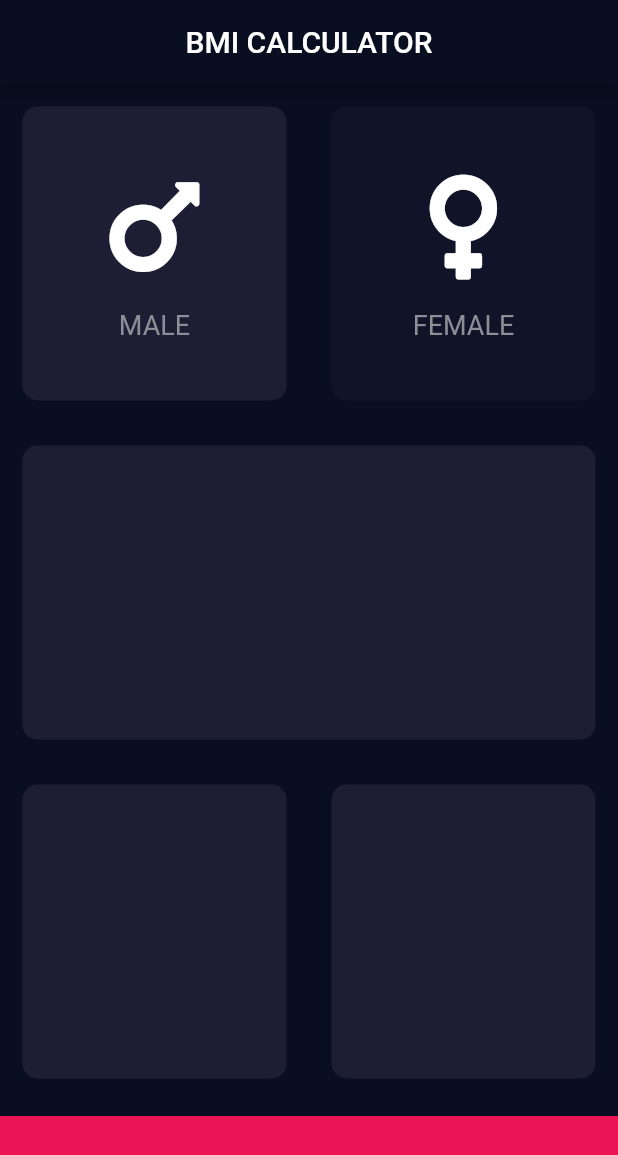
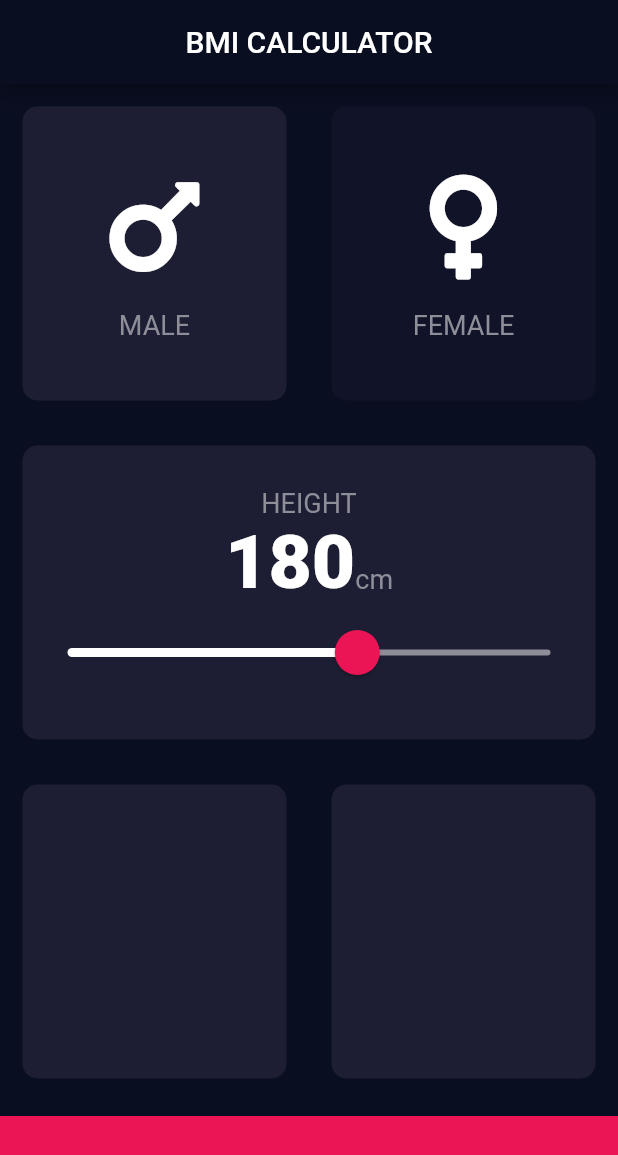
Before and after one commit to anthonycedeno/bmi-calculator, a Flutter app: the screen it shows after launch, after a tap on "MALE", on a phone screen of 412 x 824 dp. Shown: the top 1155 px of the screen. Run offline on Flutter 3.47's test engine with Material 2 defaults, Android fonts, the phone set to English and light mode, and no system bars; our stand-ins replace font_awesome_flutter.

Commit message:
added slider widget and constants file

```diff
--- /dev/null
+++ b/lib/constants.dart
@@ -0,0 +1,16 @@
+import 'package:flutter/material.dart';
+
+const kBottomContainerHeight = 80.0;
+const kBottomContainerColor = Color(0xFFEB1555);
+const kContainerColorInactive = Color(0xFF111328);
+const kContainerColorActive = Color(0xFF1D1E33);
+
+const kLabelTextStyle = TextStyle(
+  fontSize: 18.0,
+  color: Color(0xFF8D8E98),
+);
+
+const kNumberTextStyle = TextStyle(
+  fontSize: 50.0,
+  fontWeight: FontWeight.w900,
+);
--- a/lib/icon_and_text.dart
+++ b/lib/icon_and_text.dart
@@ -1,9 +1,5 @@
 import 'package:flutter/material.dart';
-
-const labelTextStyle = TextStyle(
-  fontSize: 18.0,
-  color: Color(0xFF8D8E98),
-);
+import './constants.dart';
 
 class IconAndText extends StatelessWidget {
   final IconData icon;
@@ -26,7 +22,7 @@ class IconAndText extends StatelessWidget {
         SizedBox(
           height: 15.0,
         ),
-        Text(label, style: labelTextStyle),
+        Text(label, style: kLabelTextStyle),
       ],
     );
   }
--- a/lib/imput_page.dart
+++ b/lib/imput_page.dart
@@ -3,11 +3,7 @@ import 'package:font_awesome_flutter/font_awesome_flutter.dart';
 
 import './icon_and_text.dart';
 import './reusable_card.dart';
-
-const bottomContainerHeight = 80.0;
-const bottomContainerColor = Color(0xFFEB1555);
-const containerColorInactive = Color(0xFF111328);
-const containerColorActive = Color(0xFF1D1E33);
+import './constants.dart';
 
 enum Gender {
   male,
@@ -20,26 +16,8 @@ class ImputPage extends StatefulWidget {
 }
 
 class _ImputPageState extends State<ImputPage> {
-  Color maleContainerColor = containerColorInactive;
-  Color femaleContainerColor = containerColorInactive;
-
-  void updateColor(Gender gender) {
-    if (gender == Gender.male) {
-      if (maleContainerColor == containerColorInactive) {
-        maleContainerColor = containerColorActive;
-        femaleContainerColor = containerColorInactive;
-      } else {
-        maleContainerColor = containerColorInactive;
-      }
-    } else if (gender == Gender.female) {
-      if (femaleContainerColor == containerColorInactive) {
-        femaleContainerColor = containerColorActive;
-        maleContainerColor = containerColorInactive;
-      } else {
-        femaleContainerColor = containerColorInactive;
-      }
-    }
-  }
+  Gender gender;
+  int height = 180;
 
   @override
   Widget build(BuildContext context) {
@@ -49,37 +27,40 @@ class _ImputPageState extends State<ImputPage> {
           title: Text('BMI CALCULATOR'),
         ),
         body: Column(
+          crossAxisAlignment: CrossAxisAlignment.stretch,
           children: [
             Expanded(
               child: Row(
                 children: [
                   Expanded(
-                    child: GestureDetector(
-                      onTap: () {
+                    child: ReusableCard(
+                      onPress: () {
                         setState(() {
-                          updateColor(Gender.male);
+                          gender = Gender.male;
                         });
                       },
-                      child: ReusableCard(
-                        color: maleContainerColor,
-                        cardChild: IconAndText(
-                          icon: FontAwesomeIcons.mars,
-                          label: 'MALE',
-                        ),
+                      color: gender == Gender.male
+                          ? kContainerColorActive
+                          : kContainerColorInactive,
+                      cardChild: IconAndText(
+                        icon: FontAwesomeIcons.mars,
+                        label: 'MALE',
                       ),
                     ),
                   ),
                   Expanded(
-                    child: GestureDetector(
-                      onTap: () {
+                    child: ReusableCard(
+                      onPress: () {
                         setState(() {
-                          updateColor(Gender.female);
+                          gender = Gender.female;
                         });
                       },
-                      child: ReusableCard(
-                        color: femaleContainerColor,
-                        cardChild: IconAndText(
-                            icon: FontAwesomeIcons.venus, label: 'FEMALE'),
+                      color: gender == Gender.female
+                          ? kContainerColorActive
+                          : kContainerColorInactive,
+                      cardChild: IconAndText(
+                        icon: FontAwesomeIcons.venus,
+                        label: 'FEMALE',
                       ),
                     ),
                   ),
@@ -88,7 +69,53 @@ class _ImputPageState extends State<ImputPage> {
             ),
             Expanded(
               child: ReusableCard(
-                color: containerColorActive,
+                color: kContainerColorActive,
+                cardChild: Column(
+                  mainAxisAlignment: MainAxisAlignment.center,
+                  children: [
+                    Text(
+                      'HEIGHT',
+                      style: kLabelTextStyle,
+                    ),
+                    Row(
+                      mainAxisAlignment: MainAxisAlignment.center,
+                      crossAxisAlignment: CrossAxisAlignment.baseline,
+                      textBaseline: TextBaseline.alphabetic,
+                      children: [
+                        Text(
+                          height.toString(),
+                          style: kNumberTextStyle,
+                        ),
+                        Text(
+                          'cm',
+                          style: kLabelTextStyle,
+                        ),
+                      ],
+                    ),
+                    SliderTheme(
+                      data: SliderTheme.of(context).copyWith(
+                        inactiveTrackColor: Color(0xFF8D8E98),
+                        activeTrackColor: Colors.white,
+                        thumbColor: Color(0xFFEB1555),
+                        overlayColor: Color(0x29EB1555),
+                        thumbShape:
+                            RoundSliderThumbShape(enabledThumbRadius: 15.0),
+                        overlayShape:
+                            RoundSliderOverlayShape(overlayRadius: 30.0),
+                      ),
+                      child: Slider(
+                        value: height.toDouble(),
+                        min: 120.0,
+                        max: 220.0,
+                        onChanged: (double newValue) {
+                          setState(() {
+                            height = newValue.round();
+                          });
+                        },
+                      ),
+                    ),
+                  ],
+                ),
               ),
             ),
             Expanded(
@@ -96,22 +123,22 @@ class _ImputPageState extends State<ImputPage> {
                 children: [
                   Expanded(
                     child: ReusableCard(
-                      color: containerColorActive,
+                      color: kContainerColorActive,
                     ),
                   ),
                   Expanded(
                     child: ReusableCard(
-                      color: containerColorActive,
+                      color: kContainerColorActive,
                     ),
                   ),
                 ],
               ),
             ),
             Container(
-              color: bottomContainerColor,
+              color: kBottomContainerColor,
               margin: EdgeInsets.only(top: 10.0),
               width: double.infinity,
-              height: bottomContainerHeight,
+              height: kBottomContainerHeight,
             )
           ],
         ));
--- a/lib/reusable_card.dart
+++ b/lib/reusable_card.dart
@@ -3,16 +3,20 @@ import 'package:flutter/material.dart';
 class ReusableCard extends StatelessWidget {
   final Color color;
   final Widget cardChild;
+  final Function onPress;
 
-  ReusableCard({@required this.color, this.cardChild});
+  ReusableCard({@required this.color, this.cardChild, this.onPress});
 
   @override
   Widget build(BuildContext context) {
-    return Container(
-      child: cardChild,
-      margin: EdgeInsets.all(15.0),
-      decoration: BoxDecoration(
-          color: color, borderRadius: BorderRadius.circular(10.0)),
+    return GestureDetector(
+      onTap: onPress,
+      child: Container(
+        child: cardChild,
+        margin: EdgeInsets.all(15.0),
+        decoration: BoxDecoration(
+            color: color, borderRadius: BorderRadius.circular(10.0)),
+      ),
     );
   }
 }
```
